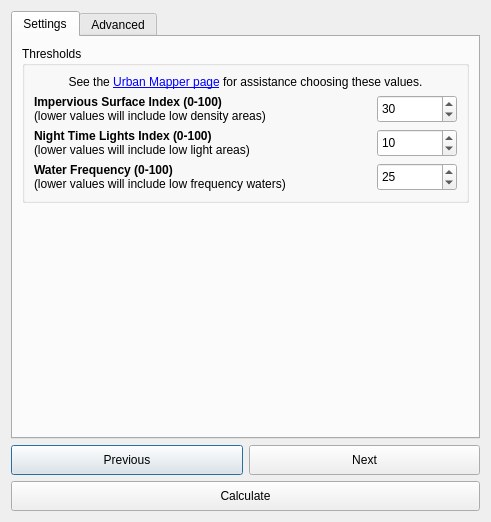
ConservationInternational/trends.earth, file LDMP/gui/DlgCalculateUrbanData.ui: the form before one commit.
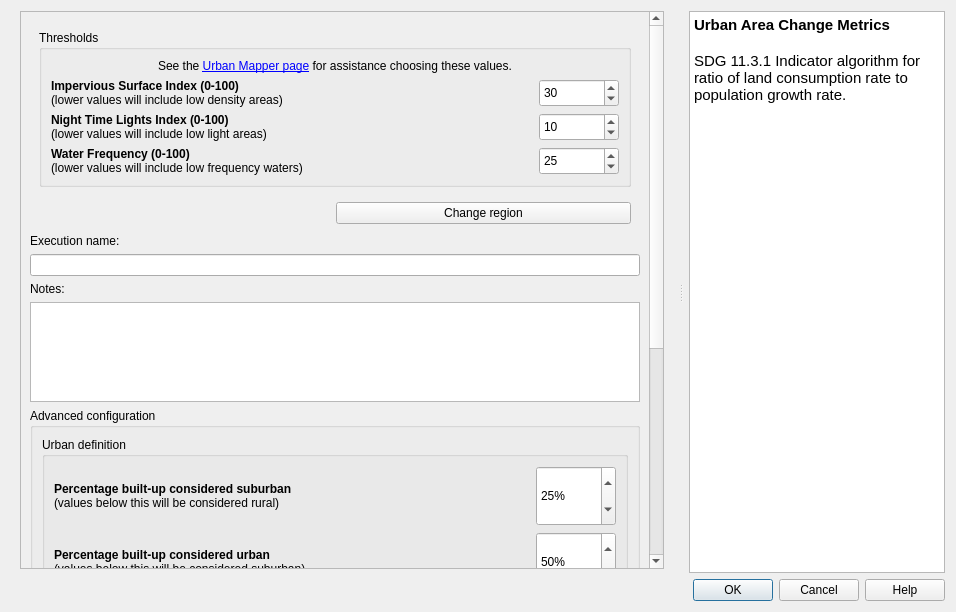
The form after the commit. Custom widgets are drawn as their Qt base class.

Commit message:
Algorithm dialog updates (#444)
Introduce refactored algorithm execution dialogues

```diff
--- a/LDMP/gui/DlgCalculateUrbanData.ui
+++ b/LDMP/gui/DlgCalculateUrbanData.ui
@@ -6,8 +6,8 @@
    <rect>
     <x>0</x>
     <y>0</y>
-    <width>449</width>
-    <height>522</height>
+    <width>956</width>
+    <height>612</height>
    </rect>
   </property>
   <property name="sizePolicy">
@@ -21,23 +21,62 @@
   </property>
   <layout class="QVBoxLayout" name="verticalLayout">
    <item>
-    <widget class="QTabWidget" name="TabBox">
+    <widget class="QSplitter" name="splitter">
+     <property name="orientation">
+      <enum>Qt::Horizontal</enum>
+     </property>
+     <property name="handleWidth">
+      <number>16</number>
+     </property>
+     <widget class="QFrame" name="configurations">
      <property name="sizePolicy">
-      <sizepolicy hsizetype="Minimum" vsizetype="Expanding">
-       <horstretch>0</horstretch>
+       <sizepolicy hsizetype="Expanding" vsizetype="Expanding">
+        <horstretch>2</horstretch>
        <verstretch>0</verstretch>
       </sizepolicy>
      </property>
-     <property name="tabShape">
-      <enum>QTabWidget::Rounded</enum>
-     </property>
-     <property name="currentIndex">
+      <property name="frameShape">
+       <enum>QFrame::NoFrame</enum>
+      </property>
+      <property name="frameShadow">
+       <enum>QFrame::Raised</enum>
+      </property>
+      <layout class="QVBoxLayout" name="verticalLayout_3">
+       <property name="leftMargin">
+        <number>9</number>
+       </property>
+       <property name="topMargin">
       <number>0</number>
      </property>
-     <widget class="QWidget" name="settingsTab">
-      <attribute name="title">
-       <string>Settings</string>
-      </attribute>
+       <property name="rightMargin">
+        <number>9</number>
+       </property>
+       <property name="bottomMargin">
+        <number>4</number>
+       </property>
+       <item>
+        <widget class="QScrollArea" name="scrollArea">
+         <property name="widgetResizable">
+          <bool>true</bool>
+         </property>
+         <widget class="QWidget" name="scrollAreaWidgetContents">
+          <property name="geometry">
+           <rect>
+            <x>0</x>
+            <y>0</y>
+            <width>632</width>
+            <height>563</height>
+           </rect>
+          </property>
+          <layout class="QVBoxLayout" name="verticalLayout_5">
+           <item>
+            <widget class="QFrame" name="setup_frame">
+             <property name="frameShape">
+              <enum>QFrame::NoFrame</enum>
+             </property>
+             <property name="frameShadow">
+              <enum>QFrame::Raised</enum>
+             </property>
       <layout class="QVBoxLayout" name="verticalLayout_2">
        <item>
         <widget class="QGroupBox" name="groupBox">
@@ -178,26 +217,93 @@
          </layout>
         </widget>
        </item>
+             </layout>
+            </widget>
+           </item>
        <item>
-        <spacer name="verticalSpacer_2">
-         <property name="orientation">
-          <enum>Qt::Vertical</enum>
-         </property>
-         <property name="sizeHint" stdset="0">
-          <size>
-           <width>20</width>
-           <height>40</height>
-          </size>
-         </property>
-        </spacer>
-       </item>
-      </layout>
-     </widget>
-     <widget class="QWidget" name="AdvancedTab">
-      <attribute name="title">
-       <string>Advanced</string>
-      </attribute>
-      <layout class="QVBoxLayout" name="verticalLayout_5">
+            <layout class="QHBoxLayout" name="horizontalLayout">
+             <property name="leftMargin">
+              <number>5</number>
+             </property>
+             <property name="rightMargin">
+              <number>9</number>
+             </property>
+             <property name="bottomMargin">
+              <number>4</number>
+             </property>
+             <item>
+              <widget class="QLabel" name="region_la">
+               <property name="toolTip">
+                <string>The current selected region of interest</string>
+               </property>
+               <property name="text">
+                <string/>
+               </property>
+               <property name="wordWrap">
+                <bool>true</bool>
+               </property>
+              </widget>
+             </item>
+             <item>
+              <widget class="QPushButton" name="region_button">
+               <property name="toolTip">
+                <string>&lt;html&gt;&lt;head/&gt;&lt;body&gt;&lt;p&gt;Opens settings dialog in order to change region of interest.&lt;/p&gt;&lt;p&gt;&lt;br/&gt;&lt;/p&gt;&lt;/body&gt;&lt;/html&gt;</string>
+               </property>
+               <property name="text">
+                <string>Change region</string>
+               </property>
+              </widget>
+             </item>
+            </layout>
+           </item>
+           <item>
+            <widget class="QLabel" name="execution_name_la">
+             <property name="text">
+              <string>Execution name:</string>
+             </property>
+            </widget>
+           </item>
+           <item>
+            <widget class="QLineEdit" name="execution_name_le"/>
+           </item>
+           <item>
+            <widget class="QLabel" name="task_notes_la">
+             <property name="text">
+              <string>Notes:</string>
+             </property>
+            </widget>
+           </item>
+           <item>
+            <widget class="QTextEdit" name="task_notes">
+             <property name="sizePolicy">
+              <sizepolicy hsizetype="Expanding" vsizetype="Minimum">
+               <horstretch>0</horstretch>
+               <verstretch>0</verstretch>
+              </sizepolicy>
+             </property>
+             <property name="minimumSize">
+              <size>
+               <width>0</width>
+               <height>0</height>
+              </size>
+             </property>
+             <property name="maximumSize">
+              <size>
+               <width>16777215</width>
+               <height>100</height>
+              </size>
+             </property>
+            </widget>
+           </item>
+           <item>
+            <widget class="QgsCollapsibleGroupBox" name="advance_configurations">
+             <property name="title">
+              <string>Advanced configuration</string>
+             </property>
+             <property name="collapsed">
+              <bool>true</bool>
+             </property>
+             <layout class="QVBoxLayout" name="verticalLayout_4">
        <item>
         <widget class="QGroupBox" name="groupBox_4">
          <property name="sizePolicy">
@@ -307,7 +413,7 @@
          <property name="title">
           <string>Open space definition</string>
          </property>
-         <layout class="QHBoxLayout" name="horizontalLayout">
+                <layout class="QHBoxLayout" name="horizontalLayout_3">
           <item>
            <widget class="QLabel" name="label_5">
             <property name="text">
@@ -375,6 +481,9 @@
          </layout>
         </widget>
        </item>
+             </layout>
+            </widget>
+           </item>
        <item>
         <spacer name="verticalSpacer">
          <property name="orientation">
@@ -383,7 +492,7 @@
          <property name="sizeHint" stdset="0">
           <size>
            <width>20</width>
-           <height>40</height>
+               <height>96</height>
           </size>
          </property>
         </spacer>
@@ -392,75 +501,57 @@
      </widget>
     </widget>
    </item>
+      </layout>
+     </widget>
+     <widget class="QTextBrowser" name="alg_help">
+      <property name="sizePolicy">
+       <sizepolicy hsizetype="Expanding" vsizetype="Expanding">
+        <horstretch>0</horstretch>
+        <verstretch>0</verstretch>
+       </sizepolicy>
+      </property>
+      <property name="accessibleName">
+       <string/>
+      </property>
+      <property name="html">
+       <string>&lt;!DOCTYPE HTML PUBLIC &quot;-//W3C//DTD HTML 4.0//EN&quot; &quot;http://www.w3.org/TR/REC-html40/strict.dtd&quot;&gt;
+&lt;html&gt;&lt;head&gt;&lt;meta name=&quot;qrichtext&quot; content=&quot;1&quot; /&gt;&lt;style type=&quot;text/css&quot;&gt;
+p, li { white-space: pre-wrap; }
+&lt;/style&gt;&lt;/head&gt;&lt;body style=&quot; font-family:'Ubuntu'; font-size:11pt; font-weight:400; font-style:normal;&quot;&gt;
+&lt;p style=&quot; margin-top:0px; margin-bottom:0px; margin-left:0px; margin-right:0px; -qt-block-indent:0; text-indent:0px;&quot;&gt;&lt;span style=&quot; font-weight:600;&quot;&gt;Urban Area Change Metrics&lt;/span&gt;&lt;/p&gt;
+&lt;p style=&quot;-qt-paragraph-type:empty; margin-top:0px; margin-bottom:0px; margin-left:0px; margin-right:0px; -qt-block-indent:0; text-indent:0px; font-weight:600;&quot;&gt;&lt;br /&gt;&lt;/p&gt;
+&lt;p style=&quot; margin-top:0px; margin-bottom:0px; margin-left:0px; margin-right:0px; -qt-block-indent:0; text-indent:0px;&quot;&gt;SDG 11.3.1 Indicator algorithm for ratio of land consumption rate to population growth rate.&lt;/p&gt;
+&lt;p style=&quot;-qt-paragraph-type:empty; margin-top:0px; margin-bottom:0px; margin-left:0px; margin-right:0px; -qt-block-indent:0; text-indent:0px; font-weight:600;&quot;&gt;&lt;br /&gt;&lt;/p&gt;&lt;/body&gt;&lt;/html&gt;</string>
+      </property>
+      <property name="openExternalLinks">
+       <bool>true</bool>
+      </property>
+      <property name="openLinks">
+       <bool>false</bool>
+      </property>
+     </widget>
+    </widget>
+   </item>
    <item>
-    <layout class="QGridLayout" name="gridLayout_3">
-     <item row="1" column="0">
-      <widget class="QPushButton" name="button_prev">
-       <property name="sizePolicy">
-        <sizepolicy hsizetype="Minimum" vsizetype="Minimum">
-         <horstretch>0</horstretch>
-         <verstretch>0</verstretch>
-        </sizepolicy>
-       </property>
-       <property name="minimumSize">
-        <size>
-         <width>0</width>
-         <height>30</height>
-        </size>
-       </property>
-       <property name="text">
-        <string>Previous</string>
-       </property>
-      </widget>
-     </item>
-     <item row="1" column="1">
-      <widget class="QPushButton" name="button_next">
-       <property name="sizePolicy">
-        <sizepolicy hsizetype="Minimum" vsizetype="Minimum">
-         <horstretch>0</horstretch>
-         <verstretch>0</verstretch>
-        </sizepolicy>
-       </property>
-       <property name="minimumSize">
-        <size>
-         <width>0</width>
-         <height>30</height>
-        </size>
-       </property>
-       <property name="text">
-        <string>Next</string>
-       </property>
-      </widget>
-     </item>
-     <item row="2" column="0" colspan="2">
-      <widget class="QPushButton" name="button_calculate">
-       <property name="sizePolicy">
-        <sizepolicy hsizetype="Minimum" vsizetype="Minimum">
-         <horstretch>0</horstretch>
-         <verstretch>0</verstretch>
-        </sizepolicy>
-       </property>
-       <property name="minimumSize">
-        <size>
-         <width>0</width>
-         <height>30</height>
-        </size>
-       </property>
-       <property name="text">
-        <string>Calculate</string>
-       </property>
-      </widget>
-     </item>
-    </layout>
-   </item>
-  </layout>
+    <widget class="QDialogButtonBox" name="button_box">
+     <property name="orientation">
+      <enum>Qt::Horizontal</enum>
+     </property>
+     <property name="standardButtons">
+      <set>QDialogButtonBox::Cancel|QDialogButtonBox::Help|QDialogButtonBox::Ok</set>
+     </property>
+    </widget>
+   </item>
+  </layout>
  </widget>
- <tabstops>
-  <tabstop>TabBox</tabstop>
-  <tabstop>button_prev</tabstop>
-  <tabstop>button_next</tabstop>
-  <tabstop>button_calculate</tabstop>
- </tabstops>
+ <customwidgets>
+  <customwidget>
+   <class>QgsCollapsibleGroupBox</class>
+   <extends>QGroupBox</extends>
+   <header>qgis.gui</header>
+   <container>1</container>
+  </customwidget>
+ </customwidgets>
  <resources/>
  <connections/>
 </ui>
```
Left out of the diff: 21 changed lines with no effect on the pictures. Lines whose indentation alone changed are shown as unchanged. The commit also changes 20 other files.
